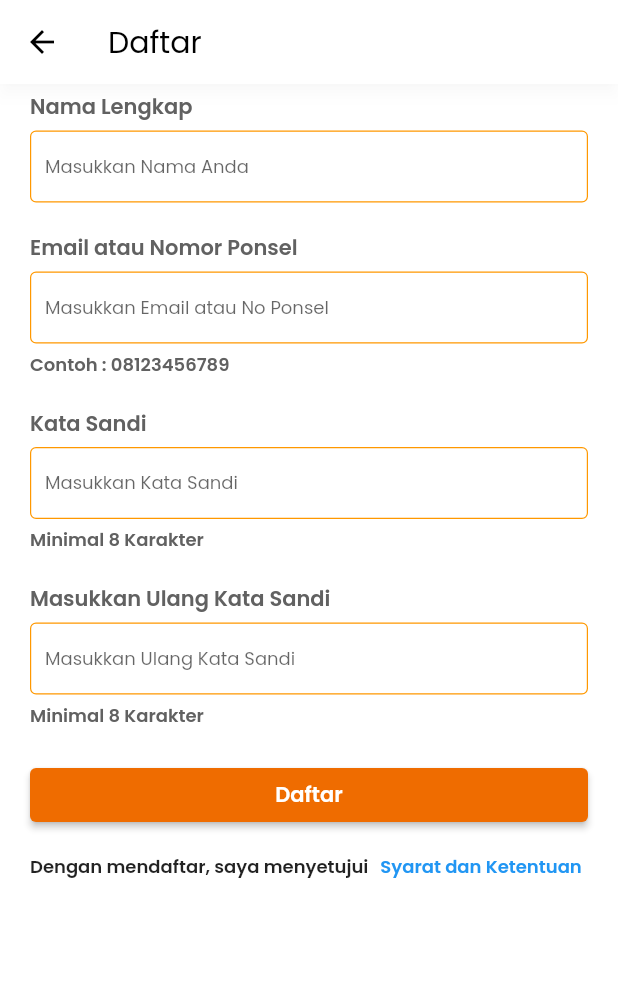
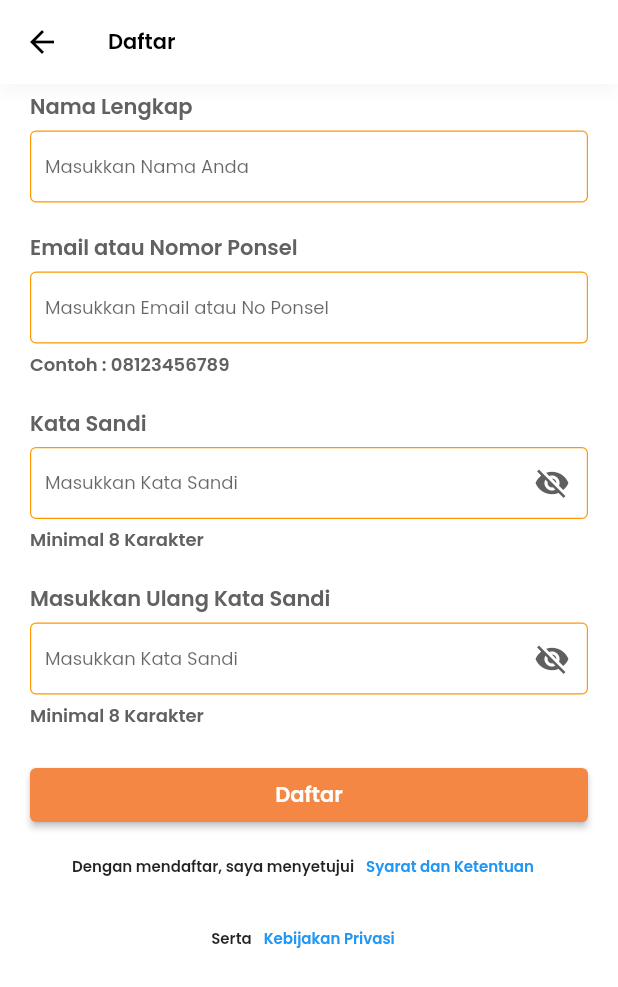
Before and after one commit to kelompok43/Flutter, a Flutter app: the RegisterScreen screen opened directly, on a phone screen of 412 x 824 dp. Shown: the top 987 px of the screen. Run offline on Flutter 3.47's test engine with Material 2 defaults, Android fonts, the phone set to English and light mode, and no system bars.

Commit message:
Memperbaiki register dan memindahkan widgets menjadi global widgets

```diff
--- a/lib/main.dart
+++ b/lib/main.dart
@@ -1,5 +1,5 @@
 import 'package:fitness_gym/screens/login/login_view_model.dart';
-import 'package:fitness_gym/screens/register/register_screen_view_model.dart';
+import 'package:fitness_gym/screens/register/register_view_model.dart';
 import 'package:fitness_gym/screens/welcome/welcome_screen.dart';
 import 'package:flutter/material.dart';
 import 'package:provider/provider.dart';
--- a/lib/screens/login/login_page.dart
+++ b/lib/screens/login/login_screen.dart
@@ -1,5 +1,5 @@
 import 'package:fitness_gym/screens/login/login_view_model.dart';
-import 'package:fitness_gym/screens/register/widgets.dart';
+import 'package:fitness_gym/widgets/widgets.dart';
 import 'package:fitness_gym/utils/constants.dart';
 import 'package:flutter/material.dart';
 import 'package:provider/provider.dart';
@@ -39,17 +39,20 @@ class LoginPage extends StatelessWidget {
                   children: [
                     labelText("Email atau Nomor Ponsel"),
                     sizedBoxHeight(5),
-                    textFormFieldRegister(
-                        _usernameController, 'Masukkan email'),
+                    textFormField(_usernameController, 'Masukkan email'),
                     sizedBoxHeight(5),
                     exampleText('Contoh: 08123456789'),
                     sizedBoxHeight(20),
                     labelText("Password"),
                     sizedBoxHeight(5),
-                    textFormFieldForPassword(_passwordController,
-                        'Masukkan kata sandi', viewModel.isHidden, () {
-                      viewModel.isHidden = !viewModel.isHidden;
-                    }),
+                    textFormFieldForPassword(
+                      _passwordController,
+                      'Masukkan kata sandi',
+                      viewModel.isHidden,
+                      () {
+                        viewModel.isHidden = !viewModel.isHidden;
+                      },
+                    ),
                     sizedBoxHeight(5),
                     exampleText('Contoh: 08123456789'),
                     sizedBoxHeight(20),
--- a/lib/screens/register/register_screen.dart
+++ b/lib/screens/register/register_screen.dart
@@ -1,5 +1,8 @@
-import 'package:fitness_gym/screens/register/widgets.dart';
+import 'package:fitness_gym/screens/register/register_view_model.dart';
+import 'package:fitness_gym/utils/constants.dart';
+import 'package:fitness_gym/widgets/widgets.dart';
 import 'package:flutter/material.dart';
+import 'package:provider/provider.dart';
 
 class RegisterScreen extends StatelessWidget {
   const RegisterScreen({Key? key}) : super(key: key);
@@ -16,12 +19,12 @@ class RegisterScreen extends StatelessWidget {
         backgroundColor: Colors.white,
         foregroundColor: Colors.black,
         shadowColor: Colors.black12,
-        title: const Text(
-          "Daftar",
+        title: const Text("Daftar",
             style: TextStyle(
               color: Colors.black,
-          ),
-        ),
+              fontSize: 14,
+              fontWeight: FontWeight.w600,
+            )),
       ),
       body: Container(
         height: double.infinity,
@@ -31,31 +34,41 @@ class RegisterScreen extends StatelessWidget {
         child: SingleChildScrollView(
           child: Form(
             key: _formKey,
-            child: Column(
+            child: Consumer<RegisterViewModel>(
+              builder: (BuildContext context, viewModel, Widget? child) {
+                return Column(
                   crossAxisAlignment: CrossAxisAlignment.start,
                   children: [
                     sizedBoxHeight(5),
                     labelText("Nama Lengkap"),
                     sizedBoxHeight(5),
-                textFormFieldRegister(namaCtrl, "Masukkan Nama Anda"),
+                    textFormField(namaCtrl, "Masukkan Nama Anda"),
                     sizedBoxHeight(20),
                     labelText("Email atau Nomor Ponsel"),
                     sizedBoxHeight(5),
-                textFormFieldRegister(
+                    textFormField(
                         emailOrPhoneCtrl, "Masukkan Email atau No Ponsel"),
                     sizedBoxHeight(5),
                     exampleText("Contoh : 08123456789"),
                     sizedBoxHeight(20),
                     labelText("Kata Sandi"),
                     sizedBoxHeight(5),
-                textFormFieldRegister(passwordCtrl, "Masukkan Kata Sandi"),
+                    textFormFieldForPassword(passwordCtrl,
+                        "Masukkan Kata Sandi", viewModel.passIsHidden, () {
+                      viewModel.passisHidden = !viewModel.passIsHidden;
+                    }),
                     sizedBoxHeight(5),
                     exampleText("Minimal 8 Karakter"),
                     sizedBoxHeight(20),
                     labelText("Masukkan Ulang Kata Sandi"),
                     sizedBoxHeight(5),
-                textFormFieldRegister(
-                    confirmPasswordCtrl, "Masukkan Ulang Kata Sandi"),
+                    textFormFieldForPassword(
+                        confirmPasswordCtrl,
+                        "Masukkan Kata Sandi",
+                        viewModel.confirmPassIsHidden, () {
+                      viewModel.confirmPassIsHidden =
+                          !viewModel.confirmPassIsHidden;
+                    }),
                     sizedBoxHeight(5),
                     exampleText("Minimal 8 Karakter"),
                     sizedBoxHeight(20),
@@ -68,24 +81,58 @@ class RegisterScreen extends StatelessWidget {
                           style: TextStyle(fontWeight: FontWeight.bold),
                         ),
                         style: ElevatedButton.styleFrom(
-                      primary: Colors.orange.shade800,
+                          primary: colorOrange,
                         ),
                       ),
                     ),
+                    Column(
+                      children: [
                         Row(
+                          mainAxisAlignment: MainAxisAlignment.center,
                           children: [
-                    const Text("Dengan mendaftar, saya menyetujui",
+                            const Text(
+                              "Dengan mendaftar, saya menyetujui",
                               style: TextStyle(
-                            fontSize: 12, fontWeight: FontWeight.bold)),
+                                fontSize: 10,
+                                fontWeight: FontWeight.bold,
+                              ),
+                            ),
                             TextButton(
                               onPressed: () {},
-                      child: const Text("Syarat dan Ketentuan",
+                              child: const Text(
+                                "Syarat dan Ketentuan",
                                 style: TextStyle(
-                              fontSize: 12, fontWeight: FontWeight.bold)),
+                                  fontSize: 10,
+                                  fontWeight: FontWeight.bold,
+                                ),
+                              ),
+                            ),
+                          ],
+                        ),
+
+                        Row(
+                          mainAxisAlignment: MainAxisAlignment.center,
+                          children: [
+                            const Text("Serta",
+                                style: TextStyle(
+                                    fontSize: 10, fontWeight: FontWeight.bold)),
+                            TextButton(
+                              onPressed: () {},
+                              child: const Text(
+                                "Kebijakan Privasi",
+                                style: TextStyle(
+                                  fontSize: 10,
+                                  fontWeight: FontWeight.bold,
+                                ),
+                              ),
                             ),
                           ],
                         ),
                       ],
+                    ),
+                  ],
+                );
+              },
             ),
           ),
         ),
--- a/lib/screens/register/register_screen_view_model.dart
+++ /dev/null
@@ -1,9 +0,0 @@
-import 'package:flutter/cupertino.dart';
-
-class RegisterViewModel extends ChangeNotifier{
-  var isHidden = false;
-  void obscureText(bool isHidden){
-    isHidden != isHidden;
-    notifyListeners();
-  }
-}
--- /dev/null
+++ b/lib/screens/register/register_view_model.dart
@@ -0,0 +1,16 @@
+import 'package:flutter/cupertino.dart';
+
+class RegisterViewModel extends ChangeNotifier{
+  bool _passIsHidden = true;
+  bool get passIsHidden => _passIsHidden;
+  set passisHidden(bool newValue) {
+    _passIsHidden = newValue;
+    notifyListeners();
+  }
+  bool _confirmPassIsHidden = true;
+  bool get confirmPassIsHidden => _confirmPassIsHidden;
+  set confirmPassIsHidden(bool newValue) {
+    _confirmPassIsHidden = newValue;
+    notifyListeners();
+  }
+}
--- a/lib/screens/welcome/welcome_screen.dart
+++ b/lib/screens/welcome/welcome_screen.dart
@@ -1,5 +1,6 @@
-import 'package:fitness_gym/screens/login/login_page.dart';
+import 'package:fitness_gym/screens/login/login_screen.dart';
 import 'package:fitness_gym/screens/register/register_screen.dart';
+import 'package:fitness_gym/utils/constants.dart';
 import 'package:flutter/material.dart';
 
 class WelcomeScreen extends StatelessWidget {
--- a/lib/screens/register/widgets.dart
+++ b/lib/widgets/widgets.dart
@@ -34,7 +34,7 @@ Widget sizedBoxHeightWidth(double height, double width) {
   );
 }
 
-Widget textFormFieldRegister(TextEditingController textCtrl, String hintText) {
+Widget textFormField(TextEditingController textCtrl, String hintText) {
   return TextFormField(
     controller: textCtrl,
     style: const TextStyle(fontSize: 12),
```
Lines whose indentation alone changed are shown as unchanged.
